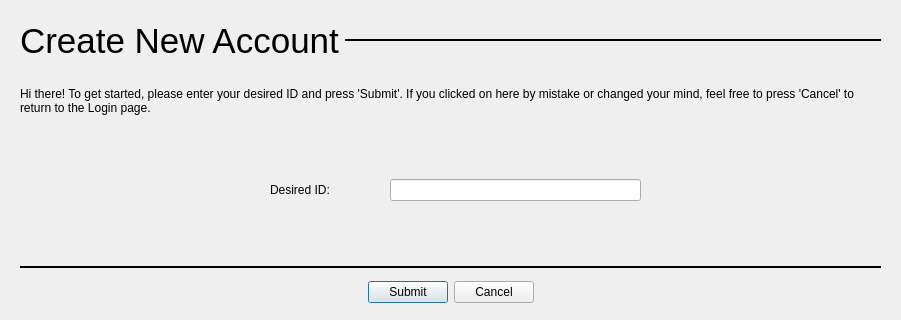
Above: src/LoginSubsystem/newaccountdialog.ui from CaptOkie/code-first-think-later before the change. Below: the same form after it.
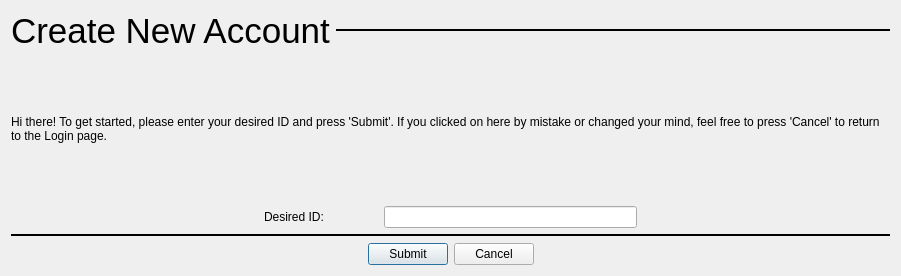
That is the form after the change.

Patch:
```diff
--- a/src/LoginSubsystem/newaccountdialog.ui
+++ b/src/LoginSubsystem/newaccountdialog.ui
@@ -7,7 +7,7 @@
     <x>0</x>
     <y>0</y>
     <width>901</width>
-    <height>320</height>
+    <height>276</height>
    </rect>
   </property>
   <property name="windowTitle">
@@ -16,18 +16,17 @@
   <property name="modal">
    <bool>true</bool>
   </property>
-  <widget class="QWidget" name="horizontalLayoutWidget">
-   <property name="geometry">
-    <rect>
-     <x>20</x>
-     <y>10</y>
-     <width>861</width>
-     <height>61</height>
-    </rect>
-   </property>
+  <layout class="QVBoxLayout" name="verticalLayout_2">
+   <item>
    <layout class="QHBoxLayout" name="horizontalLayout">
     <item>
      <widget class="QLabel" name="label">
+       <property name="sizePolicy">
+        <sizepolicy hsizetype="MinimumExpanding" vsizetype="Minimum">
+         <horstretch>0</horstretch>
+         <verstretch>0</verstretch>
+        </sizepolicy>
+       </property>
       <property name="font">
        <font>
         <pointsize>26</pointsize>
@@ -42,7 +41,7 @@
      <widget class="Line" name="line">
       <property name="sizePolicy">
        <sizepolicy hsizetype="MinimumExpanding" vsizetype="Fixed">
-        <horstretch>0</horstretch>
+         <horstretch>1</horstretch>
         <verstretch>0</verstretch>
        </sizepolicy>
       </property>
@@ -58,15 +57,14 @@
      </widget>
     </item>
    </layout>
-  </widget>
+   </item>
+   <item>
   <widget class="QLabel" name="label_2">
-   <property name="geometry">
-    <rect>
-     <x>20</x>
-     <y>80</y>
-     <width>851</width>
-     <height>41</height>
-    </rect>
+     <property name="sizePolicy">
+      <sizepolicy hsizetype="MinimumExpanding" vsizetype="Minimum">
+       <horstretch>0</horstretch>
+       <verstretch>0</verstretch>
+      </sizepolicy>
    </property>
    <property name="text">
     <string>Hi there! To get started, please enter your desired ID and press 'Submit'. If you clicked on here by mistake or changed your mind, feel free to press 'Cancel' to return to the Login page.</string>
@@ -75,37 +73,65 @@
     <bool>true</bool>
    </property>
   </widget>
-  <widget class="QWidget" name="horizontalLayoutWidget_2">
-   <property name="geometry">
-    <rect>
-     <x>270</x>
-     <y>150</y>
-     <width>371</width>
-     <height>80</height>
-    </rect>
-   </property>
+   </item>
+   <item>
+    <layout class="QHBoxLayout" name="horizontalLayout_4">
+     <item>
    <layout class="QHBoxLayout" name="horizontalLayout_2">
+       <item>
+        <spacer name="horizontalSpacer">
+         <property name="orientation">
+          <enum>Qt::Horizontal</enum>
+         </property>
+         <property name="sizeHint" stdset="0">
+          <size>
+           <width>40</width>
+           <height>20</height>
+          </size>
+         </property>
+        </spacer>
+       </item>
     <item>
      <widget class="QLabel" name="label_3">
+         <property name="sizePolicy">
+          <sizepolicy hsizetype="Minimum" vsizetype="Minimum">
+           <horstretch>0</horstretch>
+           <verstretch>0</verstretch>
+          </sizepolicy>
+         </property>
       <property name="text">
        <string>Desired ID:                </string>
       </property>
      </widget>
     </item>
     <item>
-     <widget class="QLineEdit" name="lineEdit"/>
-    </item>
-   </layout>
-  </widget>
-  <widget class="QWidget" name="verticalLayoutWidget">
-   <property name="geometry">
-    <rect>
-     <x>20</x>
-     <y>260</y>
-     <width>861</width>
-     <height>51</height>
-    </rect>
-   </property>
+        <widget class="QLineEdit" name="lineEdit">
+         <property name="sizePolicy">
+          <sizepolicy hsizetype="MinimumExpanding" vsizetype="Fixed">
+           <horstretch>0</horstretch>
+           <verstretch>0</verstretch>
+          </sizepolicy>
+         </property>
+        </widget>
+       </item>
+       <item>
+        <spacer name="horizontalSpacer_4">
+         <property name="orientation">
+          <enum>Qt::Horizontal</enum>
+         </property>
+         <property name="sizeHint" stdset="0">
+          <size>
+           <width>40</width>
+           <height>20</height>
+          </size>
+         </property>
+        </spacer>
+       </item>
+      </layout>
+     </item>
+    </layout>
+   </item>
+   <item>
    <layout class="QVBoxLayout" name="verticalLayout">
     <item>
      <widget class="Line" name="line_2">
@@ -165,7 +191,8 @@
      </layout>
     </item>
    </layout>
-  </widget>
+   </item>
+  </layout>
  </widget>
  <resources/>
  <connections/>
```
Lines whose indentation alone changed are shown as unchanged.
